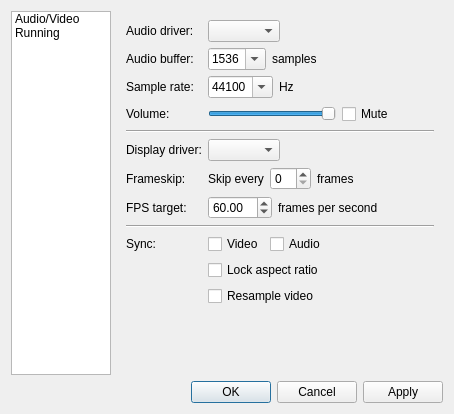
kiddreads/Avalon-copy2, file Libretro/mgba/src/platform/qt/SettingsView.ui: the form before one commit.
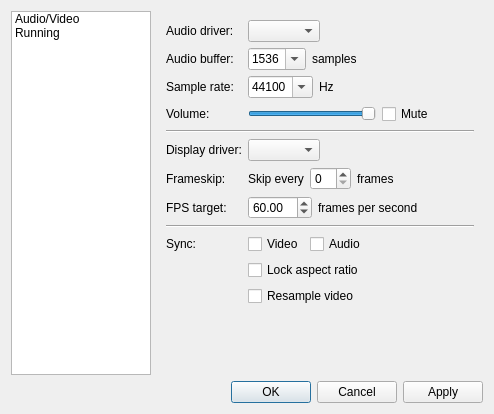
The form after the commit.

Commit message: Qt: Improve some UI element sizes

The edit to the form file:
```diff
--- a/Libretro/mgba/src/platform/qt/SettingsView.ui
+++ b/Libretro/mgba/src/platform/qt/SettingsView.ui
@@ -6,7 +6,7 @@
    <rect>
     <x>0</x>
     <y>0</y>
-    <width>565</width>
+    <width>661</width>
     <height>459</height>
    </rect>
   </property>
@@ -565,7 +565,7 @@
      </property>
      <property name="maximumSize">
       <size>
-       <width>100</width>
+       <width>140</width>
        <height>16777215</height>
       </size>
      </property>
```
The commit also changes 1 other file.
